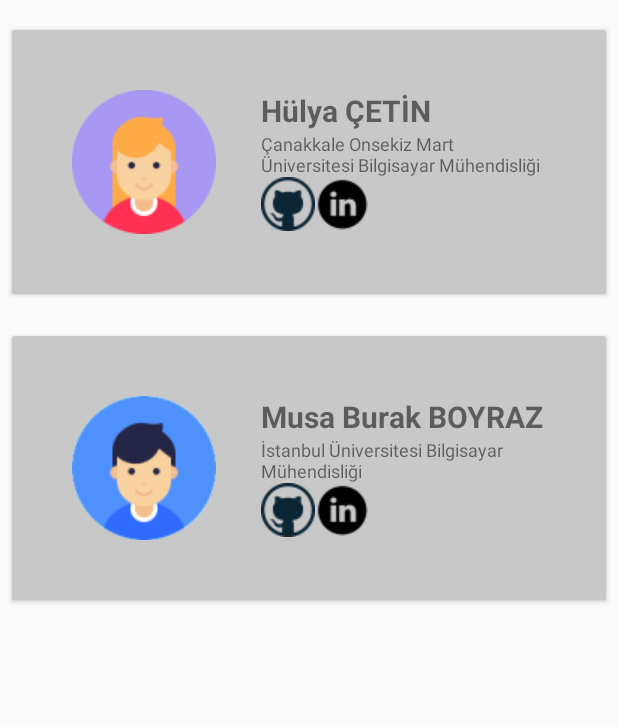
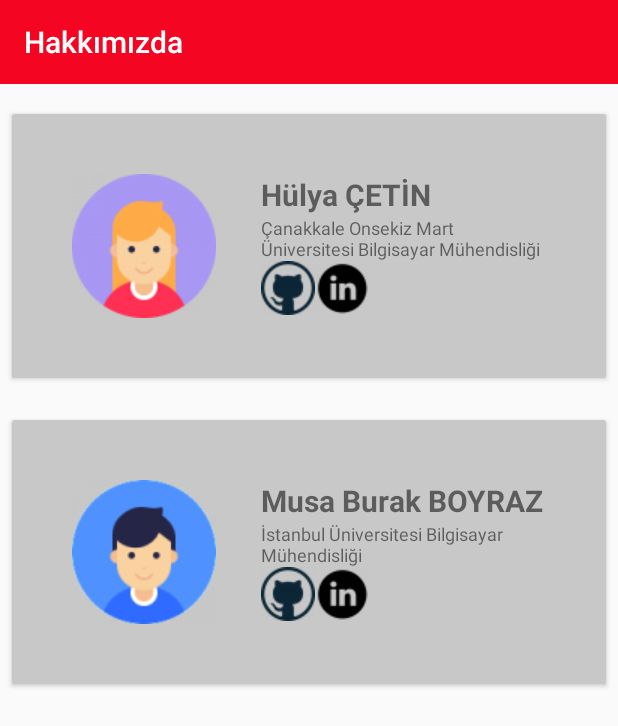
Before and after one commit to mbboyraz/BugunYemekteNeVar, an Android app: the AboutUsActivity screen opened directly, with no data from a screen before it, on a phone screen of 412 x 824 dp. Shown: the top 726 px of the screen. Run offline under Robolectric (Android 15) with nearby library versions, the phone set to English and light mode, and no system bars.

```diff
--- a/app/src/main/java/com/example/hulya/yemekhane/ui/AboutUsActivity.java
+++ b/app/src/main/java/com/example/hulya/yemekhane/ui/AboutUsActivity.java
@@ -6,6 +6,7 @@ import android.support.v7.app.AppCompatActivity;
 import android.support.v7.widget.DefaultItemAnimator;
 import android.support.v7.widget.LinearLayoutManager;
 import android.support.v7.widget.RecyclerView;
+import android.support.v7.widget.Toolbar;
 
 import com.example.hulya.yemekhane.R;
 import com.example.hulya.yemekhane.adapter.RecyclerAboutUsAdapter;
@@ -20,6 +21,7 @@ import java.util.ArrayList;
 
 public class AboutUsActivity extends AppCompatActivity {
     private final LinearLayoutManager layoutManager = new LinearLayoutManager(this);
+    Toolbar toolbar_aboutus;
     private RecyclerView recyclerViewAboutUs = null;
     private ArrayList<AboutUsVM> listAboutUs = null;
     private RecyclerAboutUsAdapter recyclerAboutUsAdapter = null;
@@ -29,7 +31,9 @@ public class AboutUsActivity extends AppCompatActivity {
     protected void onCreate(@Nullable Bundle savedInstanceState) {
         super.onCreate(savedInstanceState);
         setContentView(R.layout.activity_about_us);
-
+        toolbar_aboutus = (Toolbar) findViewById(R.id.toolbar_about_us);
+        toolbar_aboutus.setTitle("Hakkımızda");
+        toolbar_aboutus.setTitleTextColor(getResources().getColor(R.color.color_toolbar_title));
         layoutManager.setOrientation(LinearLayoutManager.VERTICAL);
         aboutUsLayoutManager = new LinearLayoutManager(this);
         initview();
--- a/app/src/main/res/layout/activity_about_us.xml
+++ b/app/src/main/res/layout/activity_about_us.xml
@@ -6,6 +6,16 @@
     android:orientation="vertical"
     tools:context="com.example.hulya.yemekhane.ui.AboutUsActivity">
 
+
+    <android.support.v7.widget.Toolbar
+        android:id="@+id/toolbar_about_us"
+        android:layout_width="match_parent"
+        android:layout_height="wrap_content"
+        android:background="?attr/colorPrimary"
+        android:minHeight="?attr/actionBarSize"
+        android:titleTextColor="#fff"></android.support.v7.widget.Toolbar>
+
+
     <android.support.v7.widget.RecyclerView
         android:id="@+id/about_us_recyclerview"
         android:layout_width="match_parent"
--- a/app/src/main/res/layout/activity_recycler_view.xml
+++ b/app/src/main/res/layout/activity_recycler_view.xml
@@ -3,6 +3,7 @@
     xmlns:tools="http://schemas.android.com/tools"
     android:layout_width="match_parent"
     android:layout_height="match_parent"
+    android:background="@color/splash_screen"
     android:orientation="vertical"
     tools:context="com.example.hulya.yemekhane.ui.RecyclerViewActivity">
 
--- a/app/src/main/res/values/colors.xml
+++ b/app/src/main/res/values/colors.xml
@@ -7,4 +7,5 @@
     <color name="spinner_border_color">#000</color>
     <color name="color_aboutus_cardview">#eda8a8</color>
     <color name="color_links">#103fd9</color>
+    <color name="color_toolbar_title">#fff</color>
 </resources>
--- a/app/src/main/res/values/strings.xml
+++ b/app/src/main/res/values/strings.xml
@@ -1,3 +1,4 @@
 <resources>
     <string name="app_name">Bugün Yemekte Ne Var?</string>
+    <string name="about_us">Hakkımızda</string>
 </resources>
--- a/app/src/main/res/values/styles.xml
+++ b/app/src/main/res/values/styles.xml
@@ -1,9 +1,7 @@
 <resources>
 
-    <!-- Base application theme. -->
     <style name="AppTheme" parent="Theme.AppCompat.Light.NoActionBar">
 
-        <!-- Customize your theme here. -->
         <item name="colorPrimary">#f40521</item>
         <item name="colorPrimaryDark">#ae1515</item>
         <item name="colorAccent">@color/colorAccent</item>
```
